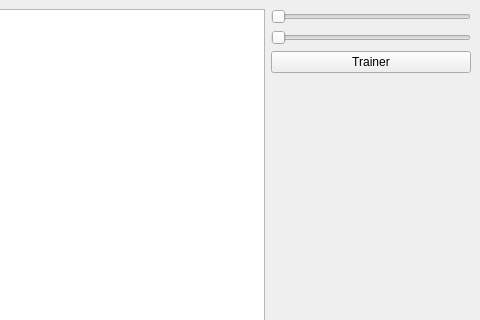
The window that gui/qt/mainwindow.ui (BetaRavener/TeethCV) describes before a commit, drawn with Qt 5; both pictures show x 320 to 800 and y 0 to 320 of the 800 by 600 pixel window.
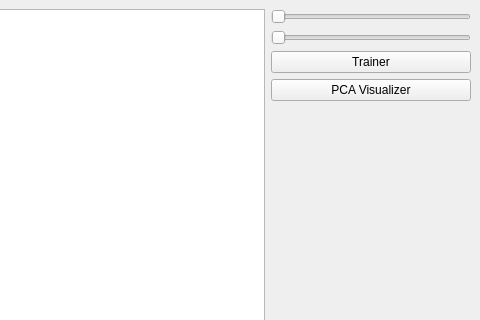
The same window after the commit.

What changed in the file:
```diff
--- a/gui/qt/mainwindow.ui
+++ b/gui/qt/mainwindow.ui
@@ -71,6 +71,13 @@
         </property>
        </widget>
       </item>
+      <item>
+       <widget class="QPushButton" name="pcaVisualizerButton">
+        <property name="text">
+         <string>PCA Visualizer</string>
+        </property>
+       </widget>
+      </item>
       <item>
        <spacer name="verticalSpacer">
         <property name="orientation">
```
